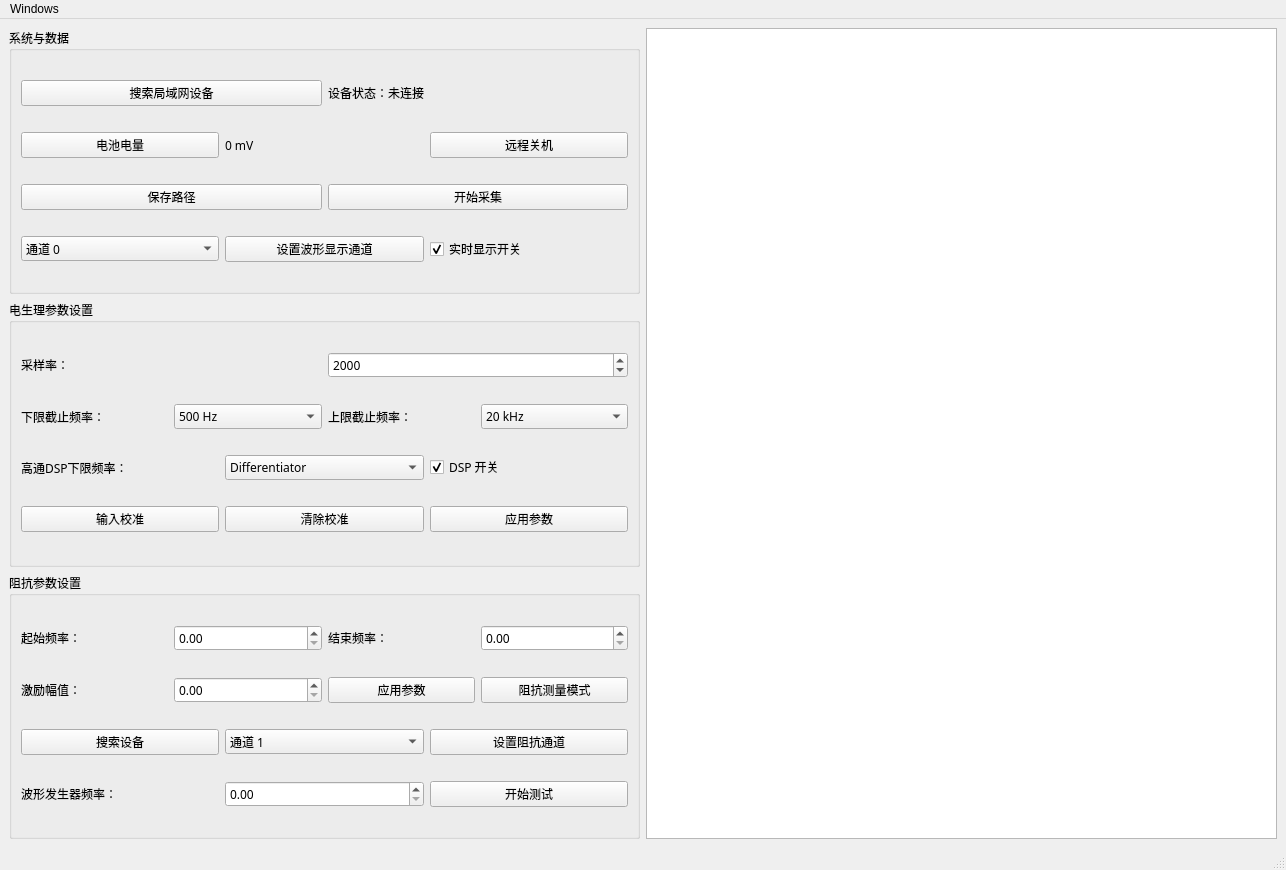
This is mainwindow.ui in lwmdojz/SUSNeuron as Qt 5 draws it before an edit. The edited form follows.
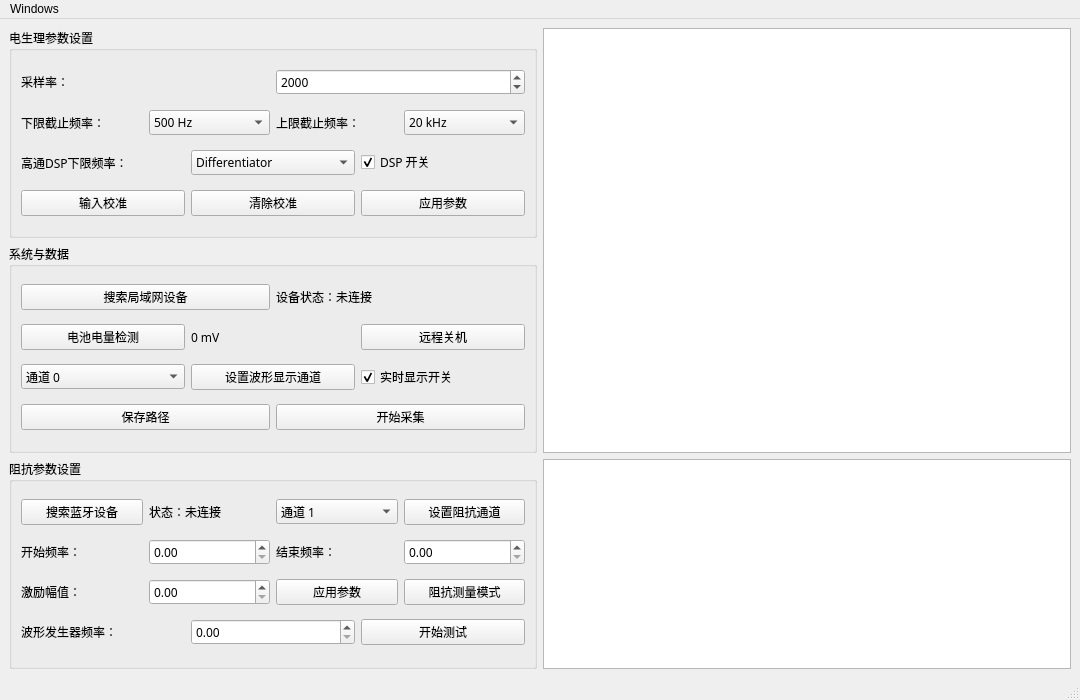
This is the edited form. Custom widgets are drawn as their Qt base class.

```diff
--- a/mainwindow.ui
+++ b/mainwindow.ui
@@ -6,12 +6,12 @@
    <rect>
     <x>0</x>
     <y>0</y>
-    <width>1286</width>
-    <height>870</height>
+    <width>1080</width>
+    <height>700</height>
    </rect>
   </property>
   <property name="sizePolicy">
-   <sizepolicy hsizetype="Preferred" vsizetype="Minimum">
+   <sizepolicy hsizetype="Preferred" vsizetype="Expanding">
     <horstretch>0</horstretch>
     <verstretch>0</verstretch>
    </sizepolicy>
@@ -21,7 +21,7 @@
   </property>
   <widget class="QWidget" name="centralwidget">
    <layout class="QGridLayout" name="gridLayout">
-    <item row="2" column="0">
+    <item row="0" column="0">
      <widget class="QGroupBox" name="groupBox_2">
       <property name="enabled">
        <bool>true</bool>
@@ -475,6 +475,16 @@
       </layout>
      </widget>
     </item>
+    <item row="4" column="1">
+     <widget class="QChartView" name="graphicsView_IMP">
+      <property name="sizePolicy">
+       <sizepolicy hsizetype="Preferred" vsizetype="Minimum">
+        <horstretch>0</horstretch>
+        <verstretch>0</verstretch>
+       </sizepolicy>
+      </property>
+     </widget>
+    </item>
     <item row="1" column="0">
      <widget class="QGroupBox" name="groupBox_5">
       <property name="font">
@@ -522,7 +532,7 @@
               </font>
              </property>
              <property name="text">
-              <string>电池电量</string>
+              <string>电池电量检测</string>
              </property>
             </widget>
            </item>
@@ -547,34 +557,6 @@
            </item>
           </layout>
          </item>
-         <item>
-          <layout class="QHBoxLayout" name="horizontalLayout_14">
-           <item>
-            <widget class="QPushButton" name="pushButton_savePath">
-             <property name="font">
-              <font>
-               <family>微软雅黑</family>
-              </font>
-             </property>
-             <property name="text">
-              <string>保存路径</string>
-             </property>
-            </widget>
-           </item>
-           <item>
-            <widget class="QPushButton" name="pushButton_run">
-             <property name="font">
-              <font>
-               <family>微软雅黑</family>
-              </font>
-             </property>
-             <property name="text">
-              <string>开始采集</string>
-             </property>
-            </widget>
-           </item>
-          </layout>
-         </item>
          <item>
           <layout class="QHBoxLayout" name="horizontalLayout_21">
            <item>
@@ -770,12 +752,40 @@
            </item>
           </layout>
          </item>
+         <item>
+          <layout class="QHBoxLayout" name="horizontalLayout_14">
+           <item>
+            <widget class="QPushButton" name="pushButton_savePath">
+             <property name="font">
+              <font>
+               <family>微软雅黑</family>
+              </font>
+             </property>
+             <property name="text">
+              <string>保存路径</string>
+             </property>
+            </widget>
+           </item>
+           <item>
+            <widget class="QPushButton" name="pushButton_run">
+             <property name="font">
+              <font>
+               <family>微软雅黑</family>
+              </font>
+             </property>
+             <property name="text">
+              <string>开始采集</string>
+             </property>
+            </widget>
+           </item>
+          </layout>
+         </item>
         </layout>
        </item>
       </layout>
      </widget>
     </item>
-    <item row="3" column="0">
+    <item row="4" column="0">
      <widget class="QGroupBox" name="groupBox_7">
       <property name="font">
        <font>
@@ -788,12 +798,51 @@
       <layout class="QHBoxLayout" name="horizontalLayout_16">
        <item>
         <layout class="QVBoxLayout" name="verticalLayout_5">
+         <item>
+          <layout class="QHBoxLayout" name="horizontalLayout_17">
+           <item>
+            <widget class="QPushButton" name="pushButton_searchBLE">
+             <property name="text">
+              <string>搜索蓝牙设备</string>
+             </property>
+            </widget>
+           </item>
+           <item>
+            <widget class="QLabel" name="label_9">
+             <property name="text">
+              <string>状态：未连接</string>
+             </property>
+            </widget>
+           </item>
+           <item>
+            <widget class="QComboBox" name="comboBox_IMPChannel">
+             <item>
+              <property name="text">
+               <string>通道 1</string>
+              </property>
+             </item>
+             <item>
+              <property name="text">
+               <string>通道 2</string>
+              </property>
+             </item>
+            </widget>
+           </item>
+           <item>
+            <widget class="QPushButton" name="pushButton_channelset">
+             <property name="text">
+              <string>设置阻抗通道</string>
+             </property>
+            </widget>
+           </item>
+          </layout>
+         </item>
          <item>
           <layout class="QHBoxLayout" name="horizontalLayout_15">
            <item>
             <widget class="QLabel" name="label_4">
              <property name="text">
-              <string>起始频率：</string>
+              <string>开始频率：</string>
              </property>
             </widget>
            </item>
@@ -840,38 +889,6 @@
            </item>
           </layout>
          </item>
-         <item>
-          <layout class="QHBoxLayout" name="horizontalLayout_17">
-           <item>
-            <widget class="QPushButton" name="pushButton">
-             <property name="text">
-              <string>搜索设备</string>
-             </property>
-            </widget>
-           </item>
-           <item>
-            <widget class="QComboBox" name="comboBox_IMPChannel">
-             <item>
-              <property name="text">
-               <string>通道 1</string>
-              </property>
-             </item>
-             <item>
-              <property name="text">
-               <string>通道 2</string>
-              </property>
-             </item>
-            </widget>
-           </item>
-           <item>
-            <widget class="QPushButton" name="pushButton_channelset">
-             <property name="text">
-              <string>设置阻抗通道</string>
-             </property>
-            </widget>
-           </item>
-          </layout>
-         </item>
          <item>
           <layout class="QHBoxLayout" name="horizontalLayout_19">
            <item>
@@ -898,10 +915,10 @@
       </layout>
      </widget>
     </item>
-    <item row="1" column="1" rowspan="3">
+    <item row="0" column="1" rowspan="2">
      <widget class="QChartView" name="graphicsView">
       <property name="sizePolicy">
-       <sizepolicy hsizetype="Preferred" vsizetype="Expanding">
+       <sizepolicy hsizetype="Minimum" vsizetype="Minimum">
         <horstretch>0</horstretch>
         <verstretch>0</verstretch>
        </sizepolicy>
@@ -915,7 +932,7 @@
     <rect>
      <x>0</x>
      <y>0</y>
-     <width>1286</width>
+     <width>1080</width>
      <height>25</height>
     </rect>
    </property>
```
